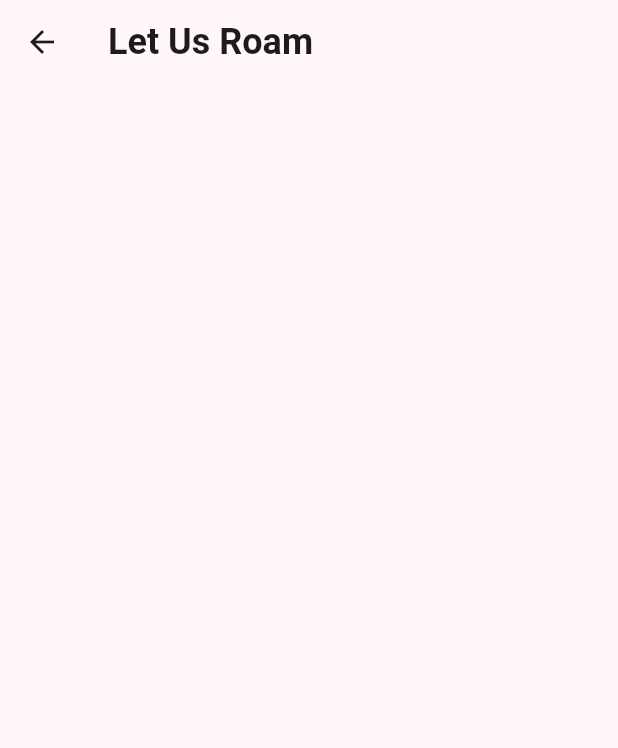
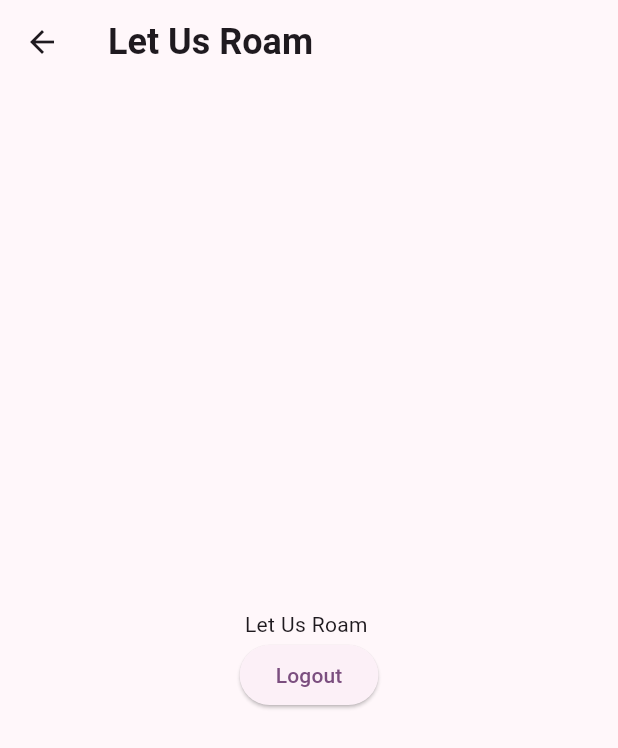
Before and after one commit to sanjai-mahalingan/let_us_roam, a Flutter app: the screen it shows once a user with an empty profile is signed in, on a phone screen of 412 x 824 dp. Shown: the top 748 px of the screen. Run offline on Flutter 3.47's test engine with Material 3 defaults, Android fonts, the phone set to English and light mode, and no system bars; our stand-ins replace firebase_auth, firebase_core, flutter_riverpod, loading_animation_widget; accounts and stored records are empty.

Commit message:
Logout function added.

```diff
--- a/lib/pages/index_view.dart
+++ b/lib/pages/index_view.dart
@@ -1,3 +1,4 @@
+import 'package:firebase_auth/firebase_auth.dart';
 import 'package:flutter/material.dart';
 import 'package:flutter_riverpod/flutter_riverpod.dart';
 import 'package:let_us_roam/pages/initial_view.dart';
@@ -10,15 +11,36 @@
 }
 
 class _IndexView extends ConsumerState<IndexView> {
+  onLogout() async {
+    await FirebaseAuth.instance.signOut();
+    ref.read(userSession.notifier).state = null;
+    if (mounted) {
+      Navigator.pushNamed(context, 'initialView');
+    }
+  }
+
   @override
   Widget build(BuildContext context) {
     final user = ref.watch(userSession);
     print(user);
     return Scaffold(
       appBar: AppBar(
-        title: user != null
-            ? Text('Let Us Roam ${user.email}')
-            : const Text('Let Us Roam'),
+        title: const Text('Let Us Roam'),
+      ),
+      body: Center(
+        child: Column(
+          mainAxisAlignment: MainAxisAlignment.center,
+          children: [
+            user != null
+                ? Text('Let Us Roam ${user.email}')
+                : const Text('Let Us Roam'),
+            ElevatedButton(
+                onPressed: () {
+                  onLogout();
+                },
+                child: const Text('Logout'))
+          ],
+        ),
       ),
     );
   }
```
Also changed, not shown: lib/pages/auth/registration_view.dart (+9 -0 lines).
